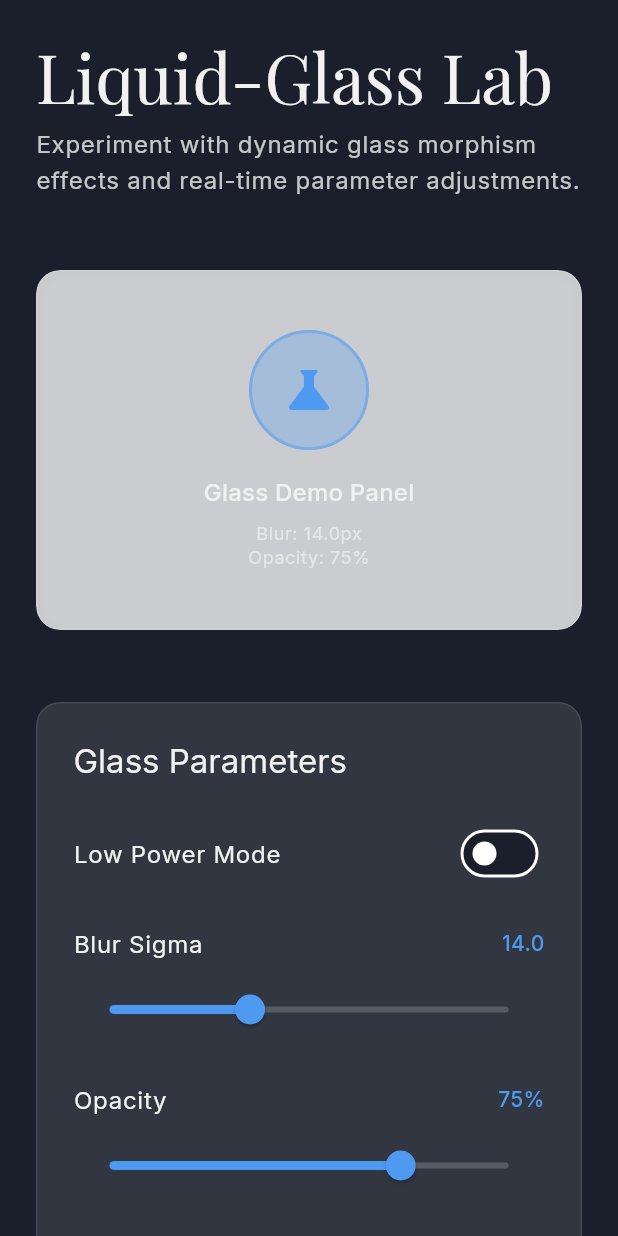
After one commit to lraihan/polymorphism, a Flutter app: the LiquidGlassLab screen opened directly, on a phone screen of 412 x 824 dp. The commit adds this screen. Run offline on Flutter 3.47's test engine with Material 3 defaults, Android fonts, the phone set to English and light mode, and no system bars; our stand-ins replace flutter_animate, get, get_storage, go_router, google_fonts, visibility_detector; accounts and stored records are empty.

Commit message:
feat: Implement Iteration 12 - Liquid-Glass Lab Shell
- Add interactive lab controller with glass morphism parameters (blur, opacity, low power mode)
- Create full-viewport lab UI with demo panel, sliders, and controls
- Build reusable GlassDemoPanel widget (420x240px) with glassmorphic effects
- Integrate /lab route with app routing system
- Add comprehensive test suite (20 tests) for controller logic and UI interactions
- Fix deprecation warnings (withOpacity → withValues) for Flutter compatibility
- Verify CI pipeline: pub get ✓, test ✓, analyze ✓, build web ✓

New files:
- lib/modules/lab/lab_controller.dart
- lib/modules/lab/liquid_glass_lab.dart
- lib/modules/lab/pages/lab_page.dart
- lib/shared/widgets/glass_demo_panel.dart
- test/lab_test.dart

Modified files:
- lib/core/router/app_routes.dart (add /lab route)
- lib/core/router/app_router.dart (import lab page)

```diff
--- a/lib/core/router/app_router.dart
+++ b/lib/core/router/app_router.dart
@@ -7,6 +7,7 @@ import 'package:polymorphism/modules/contact/pages/contact_page.dart';
 import 'package:polymorphism/modules/gallery/gallery_lightbox.dart';
 import 'package:polymorphism/modules/gallery/pages/gallery_page.dart';
 import 'package:polymorphism/modules/home/pages/home_page.dart';
+import 'package:polymorphism/modules/lab/pages/lab_page.dart';
 import 'package:polymorphism/modules/playground/pages/playground_page.dart';
 import 'package:polymorphism/modules/projects/pages/projects_page.dart';
 import 'package:polymorphism/modules/timeline/pages/timeline_page.dart';
@@ -65,6 +66,11 @@ class AppRouter {
                 category: state.uri.queryParameters[AppRoutes.categoryFilter],
               ),
             ),
+      ),
+      GoRoute(
+        path: AppRoutes.labPath,
+        name: AppRoutes.lab,
+        pageBuilder: (context, state) => _buildPageWithTransition(context, state, const LabPage()),
       ),
       GoRoute(
         path: AppRoutes.caseStudiesPath,
--- a/lib/core/router/app_routes.dart
+++ b/lib/core/router/app_routes.dart
@@ -5,6 +5,7 @@ class AppRoutes {
   static const String projects = 'projects';
   static const String gallery = 'gallery';
   static const String playground = 'playground';
+  static const String lab = 'lab';
   static const String caseStudies = 'case-studies';
   static const String timeline = 'timeline';
   static const String contact = 'contact';
@@ -15,6 +16,7 @@ class AppRoutes {
   static const String projectsPath = '/projects';
   static const String galleryPath = '/gallery';
   static const String playgroundPath = '/playground';
+  static const String labPath = '/lab';
   static const String caseStudiesPath = '/case-studies';
   static const String timelinePath = '/timeline';
   static const String contactPath = '/contact';
--- /dev/null
+++ b/lib/modules/lab/lab_controller.dart
@@ -0,0 +1,58 @@
+import 'package:get/get.dart';
+
+/// Controller for managing liquid-glass lab parameters and states
+class LabController extends GetxController {
+  // Reactive parameters for glass effects
+  RxDouble blurSigma = 14.0.obs;
+  RxDouble opacity = 0.75.obs;
+  RxBool lowPower = false.obs;
+
+  // Default values
+  static const double defaultBlurSigma = 14;
+  static const double defaultOpacity = 0.75;
+  static const bool defaultLowPower = false;
+
+  // Low power mode values
+  static const double lowPowerBlurSigma = 4;
+  static const double lowPowerOpacity = 0.85;
+
+  /// Initialize controller with default values
+  @override
+  void onInit() {
+    super.onInit();
+
+    // Listen to low power mode changes
+    ever(lowPower, (isLowPower) {
+      if (isLowPower) {
+        blurSigma.value = lowPowerBlurSigma;
+        opacity.value = lowPowerOpacity;
+      }
+    });
+  }
+
+  /// Reset all parameters to default values
+  void reset() {
+    lowPower.value = defaultLowPower;
+    blurSigma.value = defaultBlurSigma;
+    opacity.value = defaultOpacity;
+  }
+
+  /// Update blur sigma value
+  void updateBlurSigma(double value) {
+    if (!lowPower.value) {
+      blurSigma.value = value;
+    }
+  }
+
+  /// Update opacity value
+  void updateOpacity(double value) {
+    if (!lowPower.value) {
+      opacity.value = value;
+    }
+  }
+
+  /// Toggle low power mode
+  void toggleLowPowerMode() {
+    lowPower.value = !lowPower.value;
+  }
+}
--- /dev/null
+++ b/lib/modules/lab/liquid_glass_lab.dart
@@ -0,0 +1,185 @@
+import 'package:flutter/material.dart';
+import 'package:get/get.dart';
+import 'package:polymorphism/core/theme/app_theme.dart';
+import 'package:polymorphism/modules/lab/lab_controller.dart';
+import 'package:polymorphism/shared/widgets/glass_demo_panel.dart';
+
+/// Interactive liquid-glass effects laboratory
+class LiquidGlassLab extends StatelessWidget {
+  const LiquidGlassLab({super.key});
+
+  @override
+  Widget build(BuildContext context) {
+    final controller = Get.put(LabController());
+
+    return Scaffold(
+      backgroundColor: AppColors.bgDark,
+      body: SafeArea(
+        child: SingleChildScrollView(
+          padding: const EdgeInsets.all(AppSpacing.lg),
+          child: Column(
+            crossAxisAlignment: CrossAxisAlignment.start,
+            children: [
+              // Title and subtitle
+              Text('Liquid-Glass Lab', style: Theme.of(context).textTheme.displayMedium),
+              const SizedBox(height: AppSpacing.sm),
+              Text(
+                'Experiment with dynamic glass morphism effects and real-time parameter adjustments.',
+                style: Theme.of(
+                  context,
+                ).textTheme.bodyLarge?.copyWith(color: AppColors.textPrimary.withValues(alpha: 0.8)),
+              ),
+              const SizedBox(height: AppSpacing.xxl),
+
+              // Demo panel
+              Center(
+                child: Obx(
+                  () => GlassDemoPanel(blurSigma: controller.blurSigma.value, opacity: controller.opacity.value),
+                ),
+              ),
+              const SizedBox(height: AppSpacing.xxl),
+
+              // Controls section
+              Container(
+                width: double.infinity,
+                padding: const EdgeInsets.all(AppSpacing.lg),
+                decoration: BoxDecoration(
+                  color: AppColors.glassSurface,
+                  borderRadius: BorderRadius.circular(AppSpacing.md),
+                  border: Border.all(color: AppColors.textPrimary.withValues(alpha: 0.1)),
+                ),
+                child: Column(
+                  crossAxisAlignment: CrossAxisAlignment.start,
+                  children: [
+                    Text('Glass Parameters', style: Theme.of(context).textTheme.titleLarge),
+                    const SizedBox(height: AppSpacing.lg),
+
+                    // Low power mode switch
+                    Obx(
+                      () => Row(
+                        mainAxisAlignment: MainAxisAlignment.spaceBetween,
+                        children: [
+                          Text('Low Power Mode', style: Theme.of(context).textTheme.bodyLarge),
+                          Switch(
+                            value: controller.lowPower.value,
+                            onChanged: (_) => controller.toggleLowPowerMode(),
+                            activeColor: AppColors.accent,
+                          ),
+                        ],
+                      ),
+                    ),
+                    const SizedBox(height: AppSpacing.lg),
+
+                    // Blur sigma slider
+                    Obx(
+                      () => Column(
+                        crossAxisAlignment: CrossAxisAlignment.start,
+                        children: [
+                          Row(
+                            mainAxisAlignment: MainAxisAlignment.spaceBetween,
+                            children: [
+                              Text('Blur Sigma', style: Theme.of(context).textTheme.bodyLarge),
+                              Text(
+                                controller.blurSigma.value.toStringAsFixed(1),
+                                style: Theme.of(
+                                  context,
+                                ).textTheme.bodyMedium?.copyWith(color: AppColors.accent, fontWeight: FontWeight.w500),
+                              ),
+                            ],
+                          ),
+                          const SizedBox(height: AppSpacing.sm),
+                          Slider(
+                            value: controller.blurSigma.value,
+                            max: 40,
+                            divisions: 80,
+                            activeColor: AppColors.accent,
+                            inactiveColor: AppColors.textPrimary.withValues(alpha: 0.2),
+                            onChanged: controller.lowPower.value ? null : controller.updateBlurSigma,
+                          ),
+                        ],
+                      ),
+                    ),
+                    const SizedBox(height: AppSpacing.lg),
+
+                    // Opacity slider
+                    Obx(
+                      () => Column(
+                        crossAxisAlignment: CrossAxisAlignment.start,
+                        children: [
+                          Row(
+                            mainAxisAlignment: MainAxisAlignment.spaceBetween,
+                            children: [
+                              Text('Opacity', style: Theme.of(context).textTheme.bodyLarge),
+                              Text(
+                                '${(controller.opacity.value * 100).toStringAsFixed(0)}%',
+                                style: Theme.of(
+                                  context,
+                                ).textTheme.bodyMedium?.copyWith(color: AppColors.accent, fontWeight: FontWeight.w500),
+                              ),
+                            ],
+                          ),
+                          const SizedBox(height: AppSpacing.sm),
+                          Slider(
+                            value: controller.opacity.value,
+                            min: 0.2,
+                            max: 0.95,
+                            divisions: 75,
+                            activeColor: AppColors.accent,
+                            inactiveColor: AppColors.textPrimary.withValues(alpha: 0.2),
+                            onChanged: controller.lowPower.value ? null : controller.updateOpacity,
+                          ),
+                        ],
+                      ),
+                    ),
+                    const SizedBox(height: AppSpacing.lg),
+
+                    // Reset button
+                    Center(
+                      child: ElevatedButton(
+                        onPressed: controller.reset,
+                        style: ElevatedButton.styleFrom(
+                          backgroundColor: AppColors.accent,
+                          foregroundColor: AppColors.textPrimary,
+                          padding: const EdgeInsets.symmetric(horizontal: AppSpacing.xl, vertical: AppSpacing.md),
+                        ),
+                        child: const Text('Reset to Defaults'),
+                      ),
+                    ),
+                  ],
+                ),
+              ),
+              const SizedBox(height: AppSpacing.xxl),
+
+              // Info section
+              Container(
+                width: double.infinity,
+                padding: const EdgeInsets.all(AppSpacing.lg),
+                decoration: BoxDecoration(
+                  color: AppColors.glassSurface.withValues(alpha: 0.5),
+                  borderRadius: BorderRadius.circular(AppSpacing.md),
+                  border: Border.all(color: AppColors.textPrimary.withValues(alpha: 0.1)),
+                ),
+                child: Column(
+                  crossAxisAlignment: CrossAxisAlignment.start,
+                  children: [
+                    Text('About', style: Theme.of(context).textTheme.titleMedium),
+                    const SizedBox(height: AppSpacing.sm),
+                    Text(
+                      "This lab demonstrates real-time glass morphism effects using Flutter's BackdropFilter. "
+                      'Adjust blur sigma and opacity to see immediate changes. Low power mode optimizes '
+                      'settings for better performance on constrained devices.',
+                      style: Theme.of(context).textTheme.bodyMedium?.copyWith(
+                        color: AppColors.textPrimary.withValues(alpha: 0.7),
+                        height: 1.5,
+                      ),
+                    ),
+                  ],
+                ),
+              ),
+            ],
+          ),
+        ),
+      ),
+    );
+  }
+}
--- /dev/null
+++ b/lib/modules/lab/pages/lab_page.dart
@@ -0,0 +1,10 @@
+import 'package:flutter/material.dart';
+import 'package:polymorphism/modules/lab/liquid_glass_lab.dart';
+
+/// Lab page wrapper for routing
+class LabPage extends StatelessWidget {
+  const LabPage({super.key});
+
+  @override
+  Widget build(BuildContext context) => const LiquidGlassLab();
+}
--- /dev/null
+++ b/lib/shared/widgets/glass_demo_panel.dart
@@ -0,0 +1,74 @@
+import 'dart:ui';
+import 'package:flutter/material.dart';
+import 'package:polymorphism/core/theme/app_theme.dart';
+
+/// Reusable glass demo panel widget that showcases glass morphism effects
+class GlassDemoPanel extends StatelessWidget {
+  const GlassDemoPanel({required this.blurSigma, required this.opacity, super.key});
+
+  final double blurSigma;
+  final double opacity;
+
+  @override
+  Widget build(BuildContext context) => Container(
+    width: 420,
+    height: 240,
+    decoration: BoxDecoration(borderRadius: BorderRadius.circular(AppSpacing.md)),
+    child: ClipRRect(
+      borderRadius: BorderRadius.circular(AppSpacing.md),
+      child: BackdropFilter(
+        filter: ImageFilter.blur(sigmaX: blurSigma, sigmaY: blurSigma),
+        child: DecoratedBox(
+          decoration: BoxDecoration(
+            color: AppColors.glassSurface.withValues(alpha: opacity),
+            borderRadius: BorderRadius.circular(AppSpacing.md),
+            border: Border.all(color: AppColors.textPrimary.withValues(alpha: 0.2)),
+            boxShadow: [
+              // Subtle shadow effect
+              BoxShadow(color: AppColors.textPrimary.withValues(alpha: 0.1), blurRadius: 8, offset: const Offset(0, 2)),
+            ],
+          ),
+          child: Padding(
+            padding: const EdgeInsets.all(AppSpacing.lg),
+            child: Column(
+              mainAxisAlignment: MainAxisAlignment.center,
+              children: [
+                // Demo content
+                Container(
+                  width: 80,
+                  height: 80,
+                  decoration: BoxDecoration(
+                    color: AppColors.accent.withValues(alpha: 0.3),
+                    borderRadius: BorderRadius.circular(40),
+                    border: Border.all(color: AppColors.accent.withValues(alpha: 0.5), width: 2),
+                  ),
+                  child: const Icon(Icons.science, color: AppColors.accent, size: 40),
+                ),
+                const SizedBox(height: AppSpacing.md),
+                Text(
+                  'Glass Demo Panel',
+                  style: Theme.of(
+                    context,
+                  ).textTheme.titleMedium?.copyWith(color: AppColors.textPrimary, fontWeight: FontWeight.w500),
+                ),
+                const SizedBox(height: AppSpacing.sm),
+                Text(
+                  'Blur: ${blurSigma.toStringAsFixed(1)}px',
+                  style: Theme.of(
+                    context,
+                  ).textTheme.bodySmall?.copyWith(color: AppColors.textPrimary.withValues(alpha: 0.7)),
+                ),
+                Text(
+                  'Opacity: ${(opacity * 100).toStringAsFixed(0)}%',
+                  style: Theme.of(
+                    context,
+                  ).textTheme.bodySmall?.copyWith(color: AppColors.textPrimary.withValues(alpha: 0.7)),
+                ),
+              ],
+            ),
+          ),
+        ),
+      ),
+    ),
+  );
+}
```
Also changed, not shown: 1 other file.
